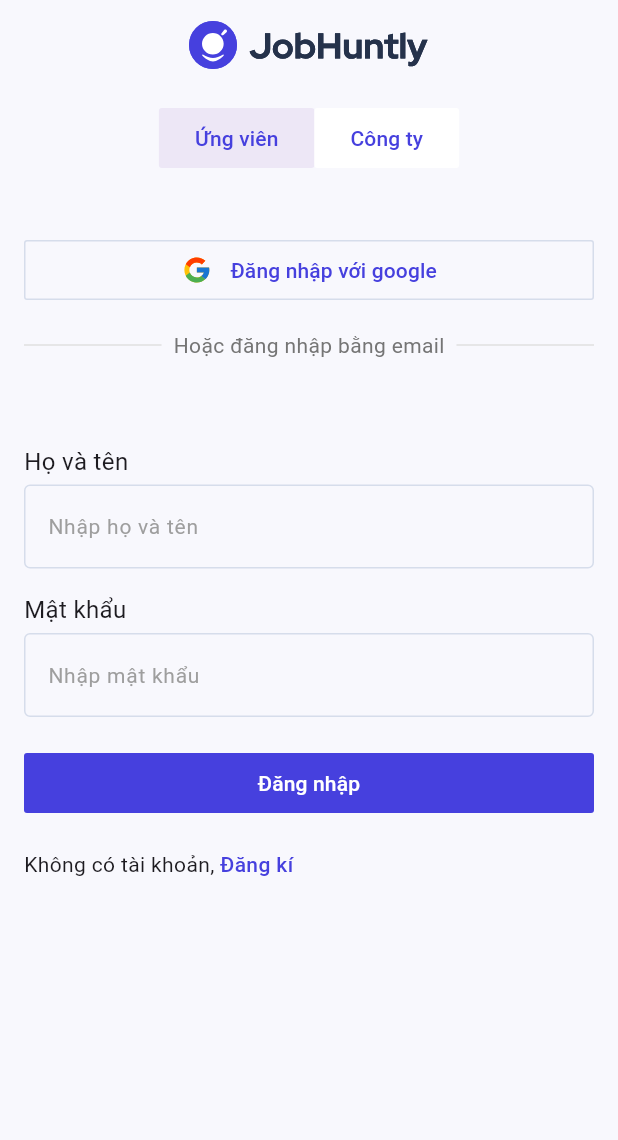
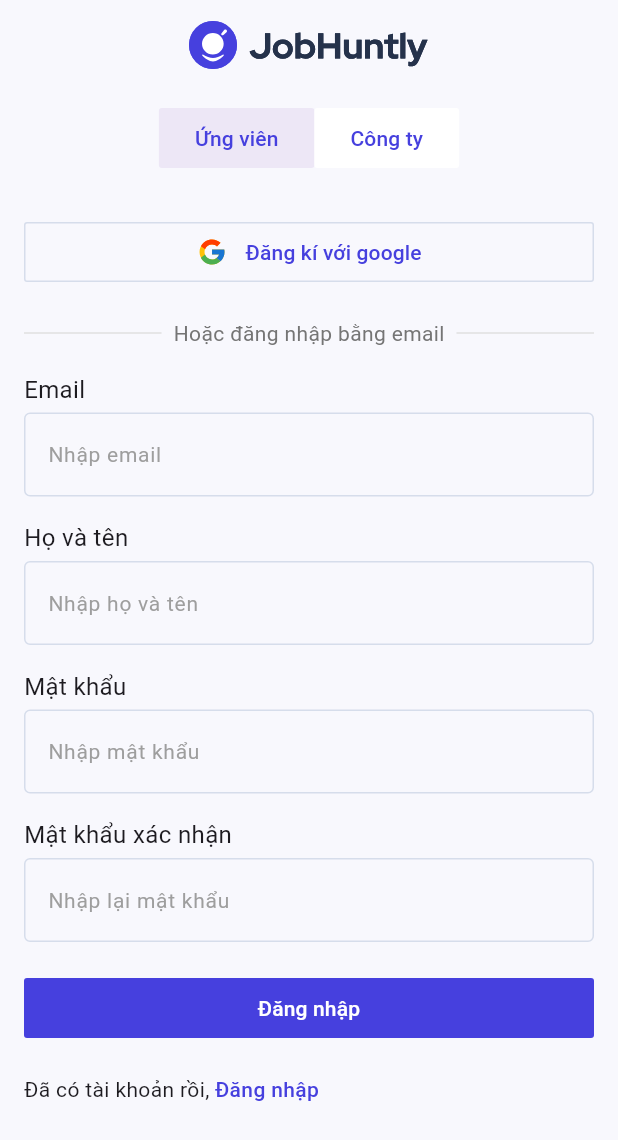
Before and after one commit to duynvm23451/job-huntly-mobile, a Flutter app: the screen it shows after launch, after a tap on "Đăng kí", on a phone screen of 412 x 824 dp. Shown: the top 1140 px of the screen. Run offline on Flutter 3.47's test engine with Material 3 defaults, Android fonts, the phone set to English and light mode, and no system bars; our stand-ins replace flutter_dotenv, flutter_secure_storage, flutter_svg.

Commit message:
implement signup page

```diff
--- a/lib/constant/routes.dart
+++ b/lib/constant/routes.dart
@@ -1,5 +1,5 @@
 class Routes {
   static const HOME = "/home";
-  static const LOGIN = "/login";
-  static const SIGN_IN = "/signin";
+  static const LOG_IN = "/login";
+  static const SIGN_UP = "/sign_up";
 }
--- a/lib/main.dart
+++ b/lib/main.dart
@@ -4,6 +4,7 @@
 import 'package:job_huntly_mobile/constant/routes.dart';
 import 'package:job_huntly_mobile/pages/home.dart';
 import 'package:job_huntly_mobile/pages/login.dart';
+import 'package:job_huntly_mobile/pages/signup.dart';
 import 'package:job_huntly_mobile/provider/token_provider.dart';
 import 'package:job_huntly_mobile/service/auth_service.dart';
 import 'package:provider/provider.dart';
@@ -24,7 +25,8 @@
       ),
       routes: {
         Routes.HOME: (context) => Home(),
-        Routes.LOGIN: (context) => Login()
+        Routes.LOG_IN: (context) => Login(),
+        Routes.SIGN_UP: (context) => Signup(),
       },
     ),
   ));
--- a/lib/pages/home.dart
+++ b/lib/pages/home.dart
@@ -39,7 +39,7 @@
             ElevatedButton(
               onPressed: () async {
                 tokenProvider.clearToken();
-                Navigator.of(context).pushReplacementNamed(Routes.LOGIN);
+                Navigator.of(context).pushReplacementNamed(Routes.LOG_IN);
               },
               child: Text("Đăng xuất"),
             ),
--- a/lib/pages/login.dart
+++ b/lib/pages/login.dart
@@ -250,7 +250,8 @@
                       Text("Không có tài khoản, "),
                       InkWell(
                         onTap: () {
-                          print("Duy");
+                          Navigator.of(context)
+                              .pushReplacementNamed(Routes.SIGN_UP);
                         },
                         child: Text(
                           "Đăng kí",
--- /dev/null
+++ b/lib/pages/signup.dart
@@ -0,0 +1,303 @@
+import 'package:flutter/material.dart';
+import 'package:flutter_svg/flutter_svg.dart';
+import 'package:job_huntly_mobile/constant/colors_constant.dart';
+import 'package:job_huntly_mobile/constant/routes.dart';
+
+class Signup extends StatefulWidget {
+  const Signup({super.key});
+
+  @override
+  State<Signup> createState() => _SignupState();
+}
+
+class _SignupState extends State<Signup> {
+  TextEditingController _emailController = TextEditingController();
+  TextEditingController _passwordController = TextEditingController();
+
+  bool _isEmployee = true;
+  void _signup() async {}
+  @override
+  Widget build(BuildContext context) {
+    return Scaffold(
+        body: SafeArea(
+      child: SingleChildScrollView(
+        child: Container(
+          margin: EdgeInsets.only(left: 16, right: 16, bottom: 20),
+          width: double.infinity,
+          child: Column(children: [
+            SizedBox(
+              height: 12,
+            ),
+            SvgPicture.asset("assets/images/logo.svg"),
+            SizedBox(
+              height: 20,
+            ),
+            Row(
+              mainAxisAlignment: MainAxisAlignment.center,
+              children: [
+                ElevatedButton(
+                    onPressed: () {
+                      setState(() {
+                        _isEmployee = true;
+                      });
+                    },
+                    style: ButtonStyle(
+                        elevation: WidgetStateProperty.all(0),
+                        shape: WidgetStateProperty.all<RoundedRectangleBorder>(
+                            RoundedRectangleBorder(
+                                borderRadius: BorderRadius.circular(2))),
+                        backgroundColor: WidgetStateProperty.all<Color>(
+                            _isEmployee
+                                ? Colors.deepPurple.shade50
+                                : Colors.white)),
+                    child: Text(
+                      "Ứng viên",
+                      style: TextStyle(color: ColorsConstant.customViolet),
+                    )),
+                ElevatedButton(
+                    onPressed: () {
+                      setState(() {
+                        _isEmployee = false;
+                      });
+                    },
+                    style: ButtonStyle(
+                        elevation: WidgetStateProperty.all(0),
+                        shape: WidgetStateProperty.all<RoundedRectangleBorder>(
+                            RoundedRectangleBorder(
+                                borderRadius: BorderRadius.circular(2))),
+                        backgroundColor: WidgetStateProperty.all<Color>(
+                            _isEmployee
+                                ? Colors.white
+                                : Colors.deepPurple.shade50)),
+                    child: Text(
+                      "Công ty",
+                      style: TextStyle(color: ColorsConstant.customViolet),
+                    )),
+              ],
+            ),
+            SizedBox(
+              height: 28,
+            ),
+            SizedBox(
+              width: double.infinity,
+              child: ElevatedButton(
+                onPressed: () {},
+                style: ButtonStyle(
+                    elevation: WidgetStateProperty.all(0),
+                    shape: WidgetStateProperty.all<RoundedRectangleBorder>(
+                        RoundedRectangleBorder(
+                            side: BorderSide(
+                                color: ColorsConstant.customNeutral2,
+                                width: 1.0),
+                            borderRadius: BorderRadius.circular(2))),
+                    backgroundColor:
+                        WidgetStateProperty.all(ColorsConstant.customNeutral)),
+                child: Row(
+                  mainAxisAlignment: MainAxisAlignment.center,
+                  children: [
+                    SvgPicture.asset("assets/images/google_logo.svg"),
+                    SizedBox(width: 12.0),
+                    Text(
+                      "Đăng kí với google",
+                      style: TextStyle(color: ColorsConstant.customViolet),
+                    ),
+                  ],
+                ),
+              ),
+            ),
+            SizedBox(
+              height: 20,
+            ),
+            Row(
+              mainAxisAlignment: MainAxisAlignment.center,
+              children: [
+                Expanded(
+                  child: Container(
+                    height: 1,
+                    color: Colors.grey.shade300,
+                  ),
+                ),
+                SizedBox(width: 8),
+                Text(
+                  "Hoặc đăng nhập bằng email",
+                  style: TextStyle(color: Colors.grey.shade600),
+                ),
+                SizedBox(width: 8),
+                Expanded(
+                  child: Container(
+                    height: 1,
+                    color: Colors.grey.shade300,
+                  ),
+                ),
+              ],
+            ),
+            SizedBox(
+              height: 16,
+            ),
+            Align(
+                alignment: Alignment.centerLeft,
+                child: Text(
+                  "Email",
+                  style: TextStyle(
+                    fontSize: 16,
+                  ),
+                )),
+            SizedBox(
+              height: 4,
+            ),
+            TextField(
+              controller: _emailController,
+              decoration: InputDecoration(
+                  hintText: 'Nhập email',
+                  hintStyle:
+                      TextStyle(fontSize: 14, color: Colors.grey.shade500),
+                  enabledBorder: OutlineInputBorder(
+                    borderSide: BorderSide(
+                        width: 1, color: ColorsConstant.customNeutral2),
+                    borderRadius: BorderRadius.circular(4),
+                  ),
+                  focusedBorder: OutlineInputBorder(
+                    borderSide: BorderSide(
+                        width: 1, color: ColorsConstant.customNeutral2),
+                    borderRadius: BorderRadius.circular(4),
+                  )),
+            ),
+            SizedBox(
+              height: 16,
+            ),
+            // HỌ VÀ TÊN
+            Align(
+                alignment: Alignment.centerLeft,
+                child: Text(
+                  "Họ và tên",
+                  style: TextStyle(fontSize: 16),
+                )),
+            SizedBox(
+              height: 4,
+            ),
+            TextField(
+              controller: _passwordController,
+              obscureText: true,
+              decoration: InputDecoration(
+                  hintText: 'Nhập họ và tên',
+                  hintStyle:
+                      TextStyle(fontSize: 14, color: Colors.grey.shade500),
+                  enabledBorder: OutlineInputBorder(
+                    borderSide: BorderSide(
+                        width: 1, color: ColorsConstant.customNeutral2),
+                    borderRadius: BorderRadius.circular(4),
+                  ),
+                  focusedBorder: OutlineInputBorder(
+                    borderSide: BorderSide(
+                        width: 1, color: ColorsConstant.customNeutral2),
+                    borderRadius: BorderRadius.circular(4),
+                  )),
+            ),
+            SizedBox(
+              height: 16,
+            ),
+            // MẬT KHẨU
+            Align(
+                alignment: Alignment.centerLeft,
+                child: Text(
+                  "Mật khẩu",
+                  style: TextStyle(fontSize: 16),
+                )),
+            SizedBox(
+              height: 4,
+            ),
+            TextField(
+              controller: _passwordController,
+              obscureText: true,
+              decoration: InputDecoration(
+                  hintText: 'Nhập mật khẩu',
+                  hintStyle:
+                      TextStyle(fontSize: 14, color: Colors.grey.shade500),
+                  enabledBorder: OutlineInputBorder(
+                    borderSide: BorderSide(
+                        width: 1, color: ColorsConstant.customNeutral2),
+                    borderRadius: BorderRadius.circular(4),
+                  ),
+                  focusedBorder: OutlineInputBorder(
+                    borderSide: BorderSide(
+                        width: 1, color: ColorsConstant.customNeutral2),
+                    borderRadius: BorderRadius.circular(4),
+                  )),
+            ),
+            SizedBox(
+              height: 16,
+            ),
+            Align(
+                alignment: Alignment.centerLeft,
+                child: Text(
+                  "Mật khẩu xác nhận",
+                  style: TextStyle(fontSize: 16),
+                )),
+            SizedBox(
+              height: 4,
+            ),
+            TextField(
+              controller: _passwordController,
+              obscureText: true,
+              decoration: InputDecoration(
+                  hintText: 'Nhập lại mật khẩu',
+                  hintStyle:
+                      TextStyle(fontSize: 14, color: Colors.grey.shade500),
+                  enabledBorder: OutlineInputBorder(
+                    borderSide: BorderSide(
+                        width: 1, color: ColorsConstant.customNeutral2),
+                    borderRadius: BorderRadius.circular(4),
+                  ),
+                  focusedBorder: OutlineInputBorder(
+                    borderSide: BorderSide(
+                        width: 1, color: ColorsConstant.customNeutral2),
+                    borderRadius: BorderRadius.circular(4),
+                  )),
+            ),
+            SizedBox(
+              height: 20,
+            ),
+            Container(
+                width: double.infinity,
+                child: ElevatedButton(
+                  onPressed: _signup,
+                  child: Text(
+                    "Đăng nhập",
+                    style: TextStyle(color: Colors.white),
+                  ),
+                  style: ButtonStyle(
+                      elevation: WidgetStateProperty.all(0),
+                      shape: WidgetStateProperty.all<RoundedRectangleBorder>(
+                          RoundedRectangleBorder(
+                              borderRadius: BorderRadius.circular(2))),
+                      backgroundColor:
+                          WidgetStateProperty.all(ColorsConstant.customViolet)),
+                )),
+            SizedBox(
+              height: 20,
+            ),
+            Align(
+              alignment: Alignment.centerLeft,
+              child: Row(
+                children: [
+                  Text("Đã có tài khoản rồi, "),
+                  InkWell(
+                    onTap: () {
+                      Navigator.of(context).pushReplacementNamed(Routes.LOG_IN);
+                    },
+                    child: Text(
+                      "Đăng nhập",
+                      style: TextStyle(
+                          fontWeight: FontWeight.w500,
+                          color: ColorsConstant.customViolet),
+                    ),
+                  )
+                ],
+              ),
+            ),
+          ]),
+        ),
+      ),
+    ));
+  }
+}
```
